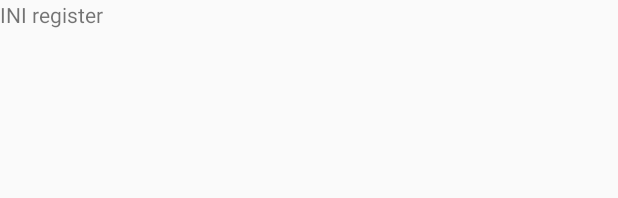
After one commit to normanfd/Lahap, an Android app: the layout activity_register.xml on its own in the app's theme, with its tools: preview values and no code run, on a phone screen of 412 x 824 dp. The commit adds this screen. Shown: the top 198 px of the screen. Run offline under Robolectric (Android 15) with nearby library versions, the phone set to English and light mode, and no system bars.

Commit message:
second commit

```diff
--- a/app/build.gradle
+++ b/app/build.gradle
@@ -26,4 +26,6 @@ dependencies {
     testImplementation 'junit:junit:4.12'
     androidTestImplementation 'androidx.test:runner:1.2.0'
     androidTestImplementation 'androidx.test.espresso:espresso-core:3.2.0'
+    implementation 'com.jakewharton:butterknife:10.2.0'
+    annotationProcessor 'com.jakewharton:butterknife-compiler:10.2.0'
 }
--- a/app/src/main/AndroidManifest.xml
+++ b/app/src/main/AndroidManifest.xml
@@ -1,5 +1,6 @@
 <?xml version="1.0" encoding="utf-8"?>
 <manifest xmlns:android="http://schemas.android.com/apk/res/android"
+    xmlns:tools="http://schemas.android.com/tools"
     package="com.lahaptech.lahap">
 
     <application
@@ -8,7 +9,10 @@
         android:label="@string/app_name"
         android:roundIcon="@mipmap/ic_launcher_round"
         android:supportsRtl="true"
-        android:theme="@style/AppTheme">
+        android:theme="@style/AppTheme"
+        tools:ignore="GoogleAppIndexingWarning">
+        <activity android:name=".Auth.RegisterActivity"></activity>
+        <activity android:name=".Auth.LoginActivity" />
         <activity android:name=".MainActivity">
             <intent-filter>
                 <action android:name="android.intent.action.MAIN" />
--- a/app/src/main/res/layout/activity_main.xml
+++ b/app/src/main/res/layout/activity_main.xml
@@ -11,7 +11,7 @@
         android:id="@+id/app_logo"
         android:layout_centerHorizontal="true"
         android:layout_marginTop="60dp"
-        android:src="@drawable/eventman"
+        android:src="@drawable/app_logo"
         android:layout_width="200dp"
         android:layout_height="200dp"
         />
--- /dev/null
+++ b/app/src/main/res/layout/activity_register.xml
@@ -0,0 +1,15 @@
+<?xml version="1.0" encoding="utf-8"?>
+<androidx.constraintlayout.widget.ConstraintLayout xmlns:android="http://schemas.android.com/apk/res/android"
+    xmlns:app="http://schemas.android.com/apk/res-auto"
+    xmlns:tools="http://schemas.android.com/tools"
+    android:layout_width="match_parent"
+    android:layout_height="match_parent"
+    tools:context=".Auth.RegisterActivity">
+
+    <TextView
+        android:layout_width="match_parent"
+        android:layout_height="match_parent"
+        android:text="INI register"
+        />
+
+</androidx.constraintlayout.widget.ConstraintLayout>
--- a/app/src/main/res/mipmap-anydpi-v26/ic_launcher.xml
+++ b/app/src/main/res/mipmap-anydpi-v26/ic_launcher.xml
@@ -1,5 +1,4 @@
 <?xml version="1.0" encoding="utf-8"?>
 <adaptive-icon xmlns:android="http://schemas.android.com/apk/res/android">
-    <background android:drawable="@drawable/ic_launcher_background" />
-    <foreground android:drawable="@drawable/ic_launcher_foreground" />
+    <background android:drawable="@drawable/app_logo" />
 </adaptive-icon>
```
Also changed, not shown: app/src/main/java/com/lahaptech/lahap/Auth/LoginActivity.java (added, +16 -0 lines), app/src/main/java/com/lahaptech/lahap/Auth/RegisterActivity.java (added, +16 -0 lines), app/src/main/java/com/lahaptech/lahap/MainActivity.java (+29 -1 lines), app/src/main/res/layout/activity_login.xml (added, +15 -0 lines), app/src/main/res/drawable/app_logo.jpeg (added).
